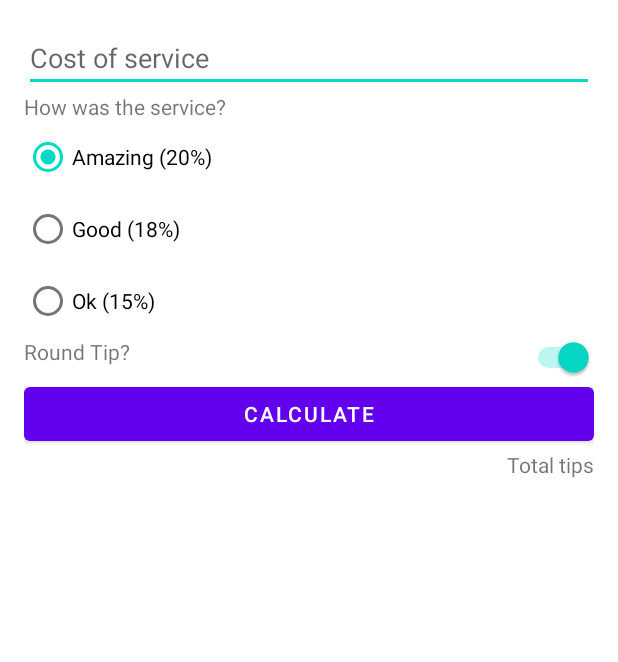
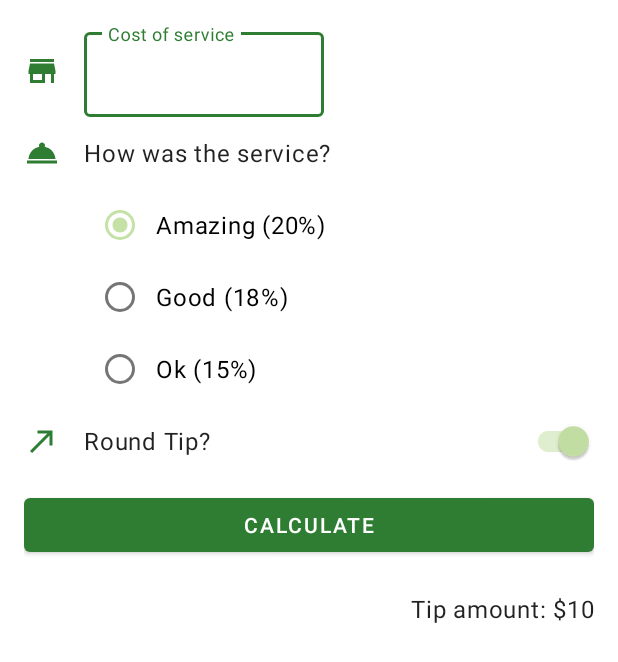
Before and after one commit to naftalimurgor/TipCalculator, an Android app: the layout activity_main.xml on its own in the app's theme, with its tools: preview values and no code run, on a phone screen of 412 x 824 dp. Shown: the top 662 px of the screen. Run offline under Robolectric (Android 15) with nearby library versions, the phone set to English and light mode, and no system bars.

Commit message:
Add Vector assets

```diff
--- /dev/null
+++ b/app/src/main/res/drawable/ic_round_up.xml
@@ -0,0 +1,10 @@
+<vector xmlns:android="http://schemas.android.com/apk/res/android"
+    android:width="24dp"
+    android:height="24dp"
+    android:viewportWidth="24"
+    android:viewportHeight="24"
+    android:tint="?attr/colorPrimary">
+  <path
+      android:fillColor="@android:color/white"
+      android:pathData="M9,5v2h6.59L4,18.59 5.41,20 17,8.41V15h2V5z"/>
+</vector>
--- /dev/null
+++ b/app/src/main/res/drawable/ic_service.xml
@@ -0,0 +1,10 @@
+<vector xmlns:android="http://schemas.android.com/apk/res/android"
+    android:width="24dp"
+    android:height="24dp"
+    android:viewportWidth="24"
+    android:viewportHeight="24"
+    android:tint="?attr/colorPrimary">
+  <path
+      android:fillColor="@android:color/white"
+      android:pathData="M2,17h20v2L2,19zM13.84,7.79c0.1,-0.24 0.16,-0.51 0.16,-0.79 0,-1.1 -0.9,-2 -2,-2s-2,0.9 -2,2c0,0.28 0.06,0.55 0.16,0.79C6.25,8.6 3.27,11.93 3,16h18c-0.27,-4.07 -3.25,-7.4 -7.16,-8.21z"/>
+</vector>
--- /dev/null
+++ b/app/src/main/res/drawable/ic_store.xml
@@ -0,0 +1,10 @@
+<vector xmlns:android="http://schemas.android.com/apk/res/android"
+    android:width="24dp"
+    android:height="24dp"
+    android:viewportWidth="24"
+    android:viewportHeight="24"
+    android:tint="?attr/colorPrimary">
+  <path
+      android:fillColor="@android:color/white"
+      android:pathData="M20,4L4,4v2h16L20,4zM21,14v-2l-1,-5L4,7l-1,5v2h1v6h10v-6h4v6h2v-6h1zM12,18L6,18v-4h6v4z"/>
+</vector>
--- a/app/src/main/res/layout/activity_main.xml
+++ b/app/src/main/res/layout/activity_main.xml
@@ -1,36 +1,71 @@
 <?xml version="1.0" encoding="utf-8"?>
-<androidx.constraintlayout.widget.ConstraintLayout xmlns:android="http://schemas.android.com/apk/res/android"
+<ScrollView xmlns:android="http://schemas.android.com/apk/res/android"
     xmlns:app="http://schemas.android.com/apk/res-auto"
     xmlns:tools="http://schemas.android.com/tools"
     android:layout_width="match_parent"
     android:layout_height="match_parent"
-    android:padding="16dp"
-    tools:context=".MainActivity">
+    >
 
-    <EditText
-        android:id="@+id/cost_of_service"
+    <androidx.constraintlayout.widget.ConstraintLayout
+        tools:context=".MainActivity"
         android:layout_width="match_parent"
         android:layout_height="wrap_content"
+        android:padding="16dp">
+
+        <ImageView
+            android:id="@+id/icon_cost_of_service"
+            android:layout_width="wrap_content"
+            android:layout_height="wrap_content"
+            android:importantForAccessibility="no"
+            app:layout_constraintBottom_toBottomOf="@+id/cost_of_service"
+            app:layout_constraintStart_toStartOf="parent"
+            app:layout_constraintTop_toTopOf="@+id/cost_of_service"
+            app:srcCompat="@drawable/ic_store" />
+
+        <com.google.android.material.textfield.TextInputLayout
+            android:id="@+id/cost_of_service"
+            style="@style/Widget.MaterialComponents.TextInputLayout.OutlinedBox"
+            android:layout_width="160dp"
+            android:layout_height="wrap_content"
+            android:layout_marginStart="16dp"
             android:hint="@string/cost_of_service"
-        android:inputType="numberDecimal"
+            app:layout_constraintStart_toEndOf="@id/icon_cost_of_service"
+            app:layout_constraintTop_toTopOf="parent">
+
+            <com.google.android.material.textfield.TextInputEditText
+                android:id="@+id/cost_of_service_edit_text"
+                android:layout_width="match_parent"
+                android:layout_height="wrap_content"
+                android:inputType="numberDecimal" />
+        </com.google.android.material.textfield.TextInputLayout>
+
+        <ImageView
+            android:id="@+id/service_icon"
+            android:layout_width="wrap_content"
+            android:layout_height="wrap_content"
+            app:layout_constraintBottom_toBottomOf="@+id/service_question"
             app:layout_constraintStart_toStartOf="parent"
-        app:layout_constraintTop_toTopOf="parent" />
+            app:layout_constraintTop_toTopOf="@+id/service_question"
+            app:srcCompat="@drawable/ic_service" />
 
         <TextView
             android:id="@+id/service_question"
+            style="@style/Widget.TipCalulator.TextView"
             android:layout_width="wrap_content"
             android:layout_height="wrap_content"
+            android:layout_marginStart="16dp"
             android:text="@string/service_question"
-        app:layout_constraintStart_toStartOf="parent"
+            app:layout_constraintStart_toEndOf="@id/service_icon"
             app:layout_constraintTop_toBottomOf="@id/cost_of_service" />
 
         <RadioGroup
             android:id="@+id/tips_options"
+            style="@style/Widget.TipCalculator.CompoundButton.RadioButton"
             android:layout_width="wrap_content"
             android:layout_height="wrap_content"
             android:checkedButton="@id/option_twenty_percent"
             android:orientation="vertical"
-        app:layout_constraintStart_toStartOf="parent"
+            app:layout_constraintStart_toStartOf="@id/service_question"
             app:layout_constraintTop_toBottomOf="@id/service_question">
 
             <RadioButton
@@ -52,15 +87,27 @@
                 android:text="@string/option_fifteen_percent" />
         </RadioGroup>
 
+        <ImageView
+            android:id="@+id/round_tip_icon"
+            android:layout_width="wrap_content"
+            android:layout_height="wrap_content"
+            app:layout_constraintBottom_toBottomOf="@+id/round_trip_text"
+            app:layout_constraintStart_toStartOf="parent"
+            app:layout_constraintTop_toTopOf="@id/round_trip_text"
+            app:srcCompat="@drawable/ic_round_up" />
+
         <TextView
             android:id="@+id/round_trip_text"
+            style="@style/Widget.TipCalulator.TextView"
             android:layout_width="0dp"
             android:layout_height="wrap_content"
+            android:layout_marginStart="16dp"
             android:text="@string/round_tip"
-        app:layout_constraintStart_toStartOf="parent"
+            app:layout_constraintStart_toEndOf="@+id/round_tip_icon"
             app:layout_constraintTop_toBottomOf="@+id/tips_options" />
 
-    <Switch
+
+        <com.google.android.material.switchmaterial.SwitchMaterial
             android:id="@+id/round_trip_option"
             android:layout_width="wrap_content"
             android:layout_height="wrap_content"
@@ -72,16 +119,21 @@
             android:id="@+id/calculate_button"
             android:layout_width="0dp"
             android:layout_height="wrap_content"
+            android:layout_marginTop="8dp"
             android:text="@string/calculate"
             app:layout_constraintEnd_toEndOf="parent"
-        app:layout_constraintStart_toStartOf="parent"
+            app:layout_constraintStart_toStartOf="@+id/round_tip_icon"
             app:layout_constraintTop_toBottomOf="@+id/round_trip_option" />
 
         <TextView
             android:id="@+id/tip_result"
+            style="@style/Widget.TipCalulator.TextView"
             android:layout_width="wrap_content"
             android:layout_height="wrap_content"
-        android:text="@string/total_tips"
+            android:layout_marginTop="8dp"
+            android:text="@string/tip_amount"
             app:layout_constraintEnd_toEndOf="parent"
-        app:layout_constraintTop_toBottomOf="@id/calculate_button" />
+            app:layout_constraintTop_toBottomOf="@id/calculate_button"
+            tools:text="Tip amount: $10" />
     </androidx.constraintlayout.widget.ConstraintLayout>
+</ScrollView>
--- a/app/src/main/res/values-night/themes.xml
+++ b/app/src/main/res/values-night/themes.xml
@@ -2,15 +2,18 @@
     <!-- Base application theme. -->
     <style name="Theme.TipCalculator" parent="Theme.MaterialComponents.DayNight.DarkActionBar">
         <!-- Primary brand color. -->
-        <item name="colorPrimary">@color/purple_200</item>
-        <item name="colorPrimaryVariant">@color/purple_700</item>
-        <item name="colorOnPrimary">@color/black</item>
+        <item name="colorPrimary">@color/primaryColor</item>
+        <item name="colorPrimaryVariant">@color/primaryLightColor</item>
+        <item name="colorOnPrimary">@color/primaryTextColor</item>
         <!-- Secondary brand color. -->
-        <item name="colorSecondary">@color/teal_200</item>
-        <item name="colorSecondaryVariant">@color/teal_200</item>
-        <item name="colorOnSecondary">@color/black</item>
+        <item name="colorSecondary">@color/secondaryColor</item>
+        <item name="colorSecondaryVariant">@color/secondaryDarkColor</item>
+        <item name="colorOnSecondary">@color/secondaryTextColor</item>
         <!-- Status bar color. -->
         <item name="android:statusBarColor" tools:targetApi="l">?attr/colorPrimaryVariant</item>
         <!-- Customize your theme here. -->
+        <item name="textInputStyle">@style/Widget.MaterialComponents.TextInputLayout.OutlinedBox</item>
+        <item name="radioButtonStyle">@style/Widget.TipCalculator.CompoundButton.RadioButton</item>
+        <item name="switchStyle">@style/Widget.TipCalculator.CompoundButton.Switch</item>
     </style>
 </resources>
--- a/app/src/main/res/values/colors.xml
+++ b/app/src/main/res/values/colors.xml
@@ -1,10 +1,11 @@
 <?xml version="1.0" encoding="utf-8"?>
 <resources>
-    <color name="purple_200">#FFBB86FC</color>
-    <color name="purple_500">#FF6200EE</color>
-    <color name="purple_700">#FF3700B3</color>
-    <color name="teal_200">#FF03DAC5</color>
-    <color name="teal_700">#FF018786</color>
-    <color name="black">#FF000000</color>
-    <color name="white">#FFFFFFFF</color>
+    <color name="primaryColor">#2e7d32</color>
+    <color name="primaryLightColor">#60ad5e</color>
+    <color name="primaryDarkColor">#005005</color>
+    <color name="secondaryColor">#c5e1a5</color>
+    <color name="secondaryLightColor">#f8ffd7</color>
+    <color name="secondaryDarkColor">#94af76</color>
+    <color name="primaryTextColor">#ffffff</color>
+    <color name="secondaryTextColor">#000000</color>
 </resources>
--- /dev/null
+++ b/app/src/main/res/values/dimens.xml
@@ -0,0 +1,4 @@
+<?xml version="1.0" encoding="utf-8"?>
+<resources>
+    <dimen name="min_text_height">48dp</dimen>
+</resources>
--- a/app/src/main/res/values/strings.xml
+++ b/app/src/main/res/values/strings.xml
@@ -8,4 +8,5 @@
     <string name="calculate">Calculate</string>
     <string name="total_tips">Total tips</string>
     <string name="round_tip">Round Tip?</string>
+    <string name="tip_amount">Tip Amount: %s</string>
 </resources>
--- /dev/null
+++ b/app/src/main/res/values/styles.xml
@@ -0,0 +1,21 @@
+<?xml version="1.0" encoding="utf-8"?>
+<resources>
+
+    <style name="Widget.TipCalulator.TextView" parent="Widget.MaterialComponents.TextView">
+        <item name="android:minHeight">48dp</item>
+        <item name="android:gravity">center_vertical</item>
+        <item name="android:textAppearance">?attr/textAppearanceBody1</item>
+    </style>
+
+    <style name="Widget.TipCalculator.CompoundButton.Switch" parent="Widget.MaterialComponents.CompoundButton.Switch">
+        <item name="android:minHeight">@dimen/min_text_height</item>
+        <item name="android:gravity">center_vertical</item>
+        <item name="android:textAppearance">?attr/textAppearanceBody1</item>
+    </style>
+
+    <style name="Widget.TipCalculator.CompoundButton.RadioButton" parent="Widget.MaterialComponents.CompoundButton.RadioButton">
+        <item name="android:paddingStart">8dp</item>
+        <item name="android:gravity">center_vertical</item>
+        <item name="android:textAppearance">?attr/textAppearanceBody1</item>
+    </style>
+</resources>
--- a/app/src/main/res/values/themes.xml
+++ b/app/src/main/res/values/themes.xml
@@ -2,15 +2,18 @@
     <!-- Base application theme. -->
     <style name="Theme.TipCalculator" parent="Theme.MaterialComponents.DayNight.DarkActionBar">
         <!-- Primary brand color. -->
-        <item name="colorPrimary">@color/purple_500</item>
-        <item name="colorPrimaryVariant">@color/purple_700</item>
-        <item name="colorOnPrimary">@color/white</item>
+        <item name="colorPrimary">@color/primaryColor</item>
+        <item name="colorPrimaryVariant">@color/primaryLightColor</item>
+        <item name="colorOnPrimary">@color/primaryTextColor</item>
         <!-- Secondary brand color. -->
-        <item name="colorSecondary">@color/teal_200</item>
-        <item name="colorSecondaryVariant">@color/teal_700</item>
-        <item name="colorOnSecondary">@color/black</item>
+        <item name="colorSecondary">@color/secondaryColor</item>
+        <item name="colorSecondaryVariant">@color/secondaryDarkColor</item>
+        <item name="colorOnSecondary">@color/secondaryTextColor</item>
         <!-- Status bar color. -->
         <item name="android:statusBarColor" tools:targetApi="l">?attr/colorPrimaryVariant</item>
         <!-- Customize your theme here. -->
+        <item name="textInputStyle">@style/Widget.MaterialComponents.TextInputLayout.OutlinedBox</item>
+        <item name="radioButtonStyle">@style/Widget.TipCalculator.CompoundButton.RadioButton</item>
+        <item name="switchStyle">@style/Widget.TipCalculator.CompoundButton.Switch</item>
     </style>
 </resources>
```
Lines whose indentation alone changed are shown as unchanged.
